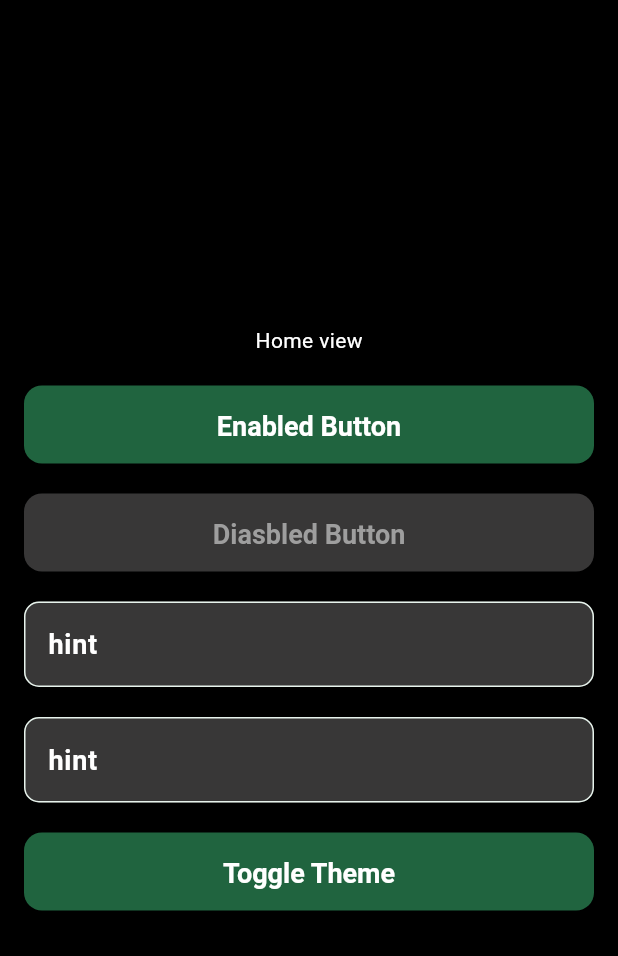
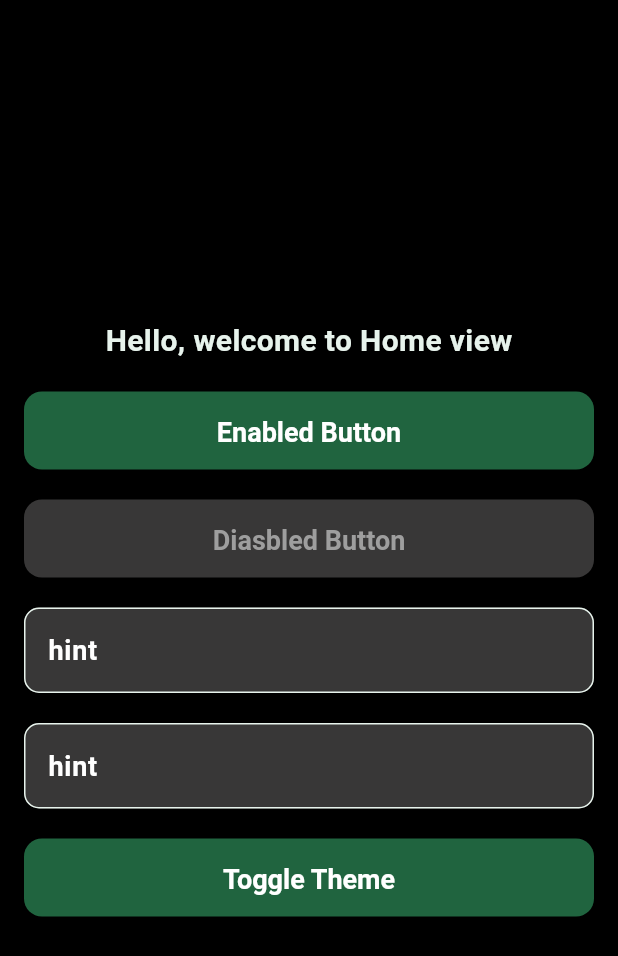
Before and after one commit to mohamed-oraby10/toggle_theme, a Flutter app: the screen it shows after launch, after a tap on "Toggle Theme", on a phone screen of 412 x 824 dp. Shown: the top 956 px of the screen. Run offline on Flutter 3.47's test engine with Material 3 defaults, Android fonts, the phone set to English and light mode, and no system bars; our stand-ins replace flutter_bloc, hydrated_bloc.

Commit message:
create custom colors extension

```diff
--- /dev/null
+++ b/lib/core/config/theme/extensions/custom_colors_extension.dart
@@ -0,0 +1,21 @@
+import 'package:flutter/material.dart';
+import 'package:toggle_theme/core/config/theme/app_colors.dart';
+
+class CustomColors {
+  CustomColors._({required this.secondaryColor});
+  final Color secondaryColor;
+
+  factory CustomColors.light() {
+    return CustomColors._(secondaryColor: AppColors.primary200);
+  }
+  factory CustomColors.dark() {
+    return CustomColors._(secondaryColor: AppColors.primary0);
+  }
+}
+
+extension CustomColorsExtension on ThemeData {
+  CustomColors get customColors {
+    if (brightness == Brightness.dark) return CustomColors.dark();
+    return CustomColors.light();
+  }
+}
--- a/lib/core/config/theme/extensions/theme_extension.dart
+++ b/lib/core/config/theme/extensions/theme_extension.dart
@@ -1,5 +1,7 @@
 import 'package:flutter/material.dart';
+import 'package:toggle_theme/core/config/theme/extensions/custom_colors_extension.dart';
 
 extension ThemeExtension on BuildContext {
   bool get isDarkMode => Theme.of(this).brightness == Brightness.dark;
+  CustomColors get customColors => Theme.of(this).customColors;
 }
--- a/lib/main.dart
+++ b/lib/main.dart
@@ -3,6 +3,7 @@ import 'package:flutter/material.dart';
 import 'package:flutter_bloc/flutter_bloc.dart';
 import 'package:hydrated_bloc/hydrated_bloc.dart';
 import 'package:path_provider/path_provider.dart';
+import 'package:toggle_theme/core/config/theme/app_text_styles.dart';
 import 'package:toggle_theme/core/config/theme/extensions/theme_extension.dart';
 import 'package:toggle_theme/core/config/theme/theme_cubit/theme_cubit.dart';
 import 'package:toggle_theme/core/config/theme/theme_data/theme_data_dark.dart';
@@ -28,7 +29,6 @@ class MyApp extends StatelessWidget {
         builder: (context, newMode) {
           return MaterialApp(
             debugShowCheckedModeBanner: false,
-            title: 'Flutter Demo',
             theme: getLightTheme(),
             darkTheme: getDarkTheme(),
             themeMode: newMode,
@@ -51,7 +51,12 @@ class HomeView extends StatelessWidget {
         child: Column(
           mainAxisAlignment: MainAxisAlignment.center,
           children: [
-            Text('Home view'),
+            Text(
+              'Hello, welcome to Home view',
+              style: AppTextStyles.headingH5.copyWith(
+                color: context.customColors.secondaryColor,
+              ),
+            ),
             SizedBox(height: 20),
             ElevatedButton(onPressed: () {}, child: Text('Enabled Button')),
             SizedBox(height: 20),
```
